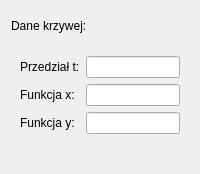
Above: designs/curves_data.ui from dawidkostyszak/MMGK before the change. Below: the same form after it.
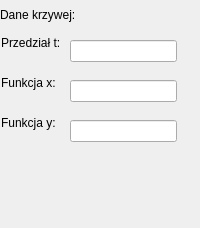
That is the form after the change.

Commit message: Change designs to be responsible and add help icon

What changed in the file:
```diff
--- a/designs/curves_data.ui
+++ b/designs/curves_data.ui
@@ -7,7 +7,7 @@
     <x>0</x>
     <y>0</y>
     <width>200</width>
-    <height>174</height>
+    <height>228</height>
    </rect>
   </property>
   <property name="minimumSize">
@@ -18,7 +18,7 @@
   </property>
   <property name="maximumSize">
    <size>
-    <width>200</width>
+    <width>16777215</width>
     <height>16777215</height>
    </size>
   </property>
@@ -26,6 +26,12 @@
    <string>Dane krzywej</string>
   </property>
   <layout class="QGridLayout" name="gridLayout">
+   <property name="margin">
+    <number>0</number>
+   </property>
+   <property name="spacing">
+    <number>0</number>
+   </property>
    <item row="0" column="0">
     <widget class="QLabel" name="label">
      <property name="maximumSize">
@@ -45,6 +51,15 @@
       <property name="fieldGrowthPolicy">
        <enum>QFormLayout::AllNonFixedFieldsGrow</enum>
       </property>
+      <property name="horizontalSpacing">
+       <number>0</number>
+      </property>
+      <property name="verticalSpacing">
+       <number>0</number>
+      </property>
+      <property name="margin">
+       <number>1</number>
+      </property>
       <item row="0" column="0">
        <widget class="QLabel" name="label_2">
         <property name="text">
@@ -59,12 +74,6 @@
         </property>
        </widget>
       </item>
-      <item row="1" column="1">
-       <widget class="QLineEdit" name="function_x"/>
-      </item>
-      <item row="0" column="1">
-       <widget class="QLineEdit" name="range_t"/>
-      </item>
       <item row="2" column="0">
        <widget class="QLabel" name="label_4">
         <property name="text">
@@ -72,8 +81,53 @@
         </property>
        </widget>
       </item>
+      <item row="0" column="1">
+       <widget class="QWidget" name="widget_2" native="true">
+        <layout class="QHBoxLayout" name="horizontalLayout">
+         <item>
+          <widget class="QLineEdit" name="range_t"/>
+         </item>
+         <item>
+          <widget class="QLabel" name="range_icon">
+           <property name="text">
+            <string/>
+           </property>
+          </widget>
+         </item>
+        </layout>
+       </widget>
+      </item>
+      <item row="1" column="1">
+       <widget class="QWidget" name="widget_3" native="true">
+        <layout class="QHBoxLayout" name="horizontalLayout_2">
+         <item>
+          <widget class="QLineEdit" name="function_x"/>
+         </item>
+         <item>
+          <widget class="QLabel" name="function_x_icon">
+           <property name="text">
+            <string/>
+           </property>
+          </widget>
+         </item>
+        </layout>
+       </widget>
+      </item>
       <item row="2" column="1">
-       <widget class="QLineEdit" name="function_y"/>
+       <widget class="QWidget" name="widget_4" native="true">
+        <layout class="QHBoxLayout" name="horizontalLayout_3">
+         <item>
+          <widget class="QLineEdit" name="function_y"/>
+         </item>
+         <item>
+          <widget class="QLabel" name="function_y_icon">
+           <property name="text">
+            <string/>
+           </property>
+          </widget>
+         </item>
+        </layout>
+       </widget>
       </item>
      </layout>
     </widget>
```
The commit also changes 5 other files.
